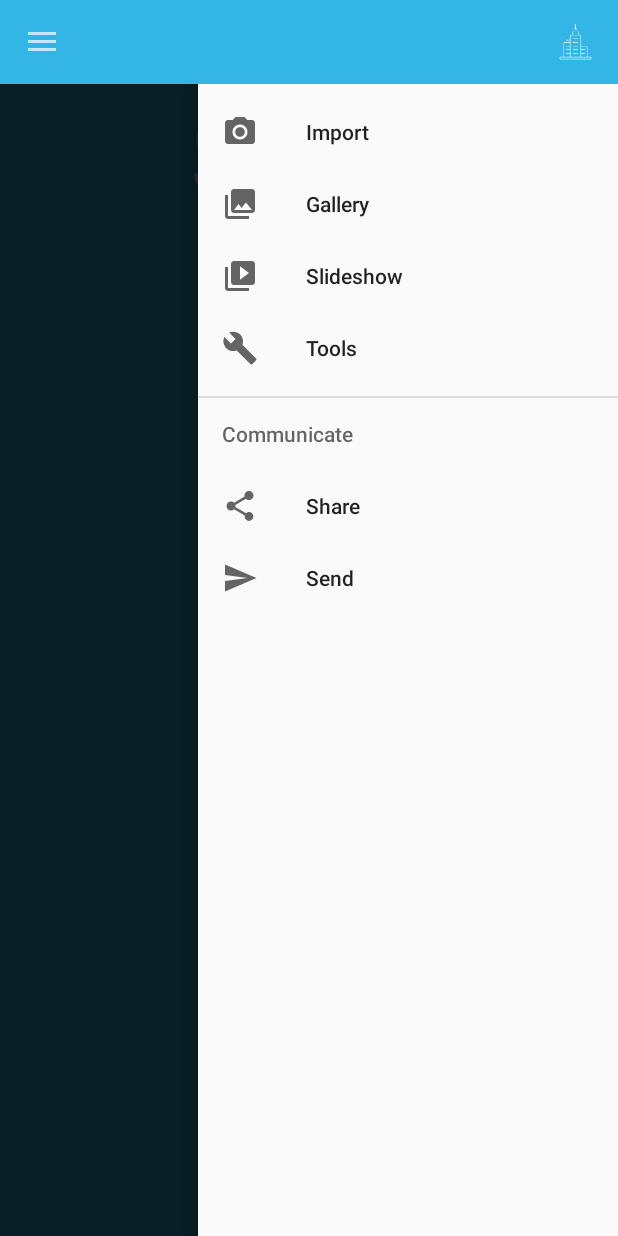
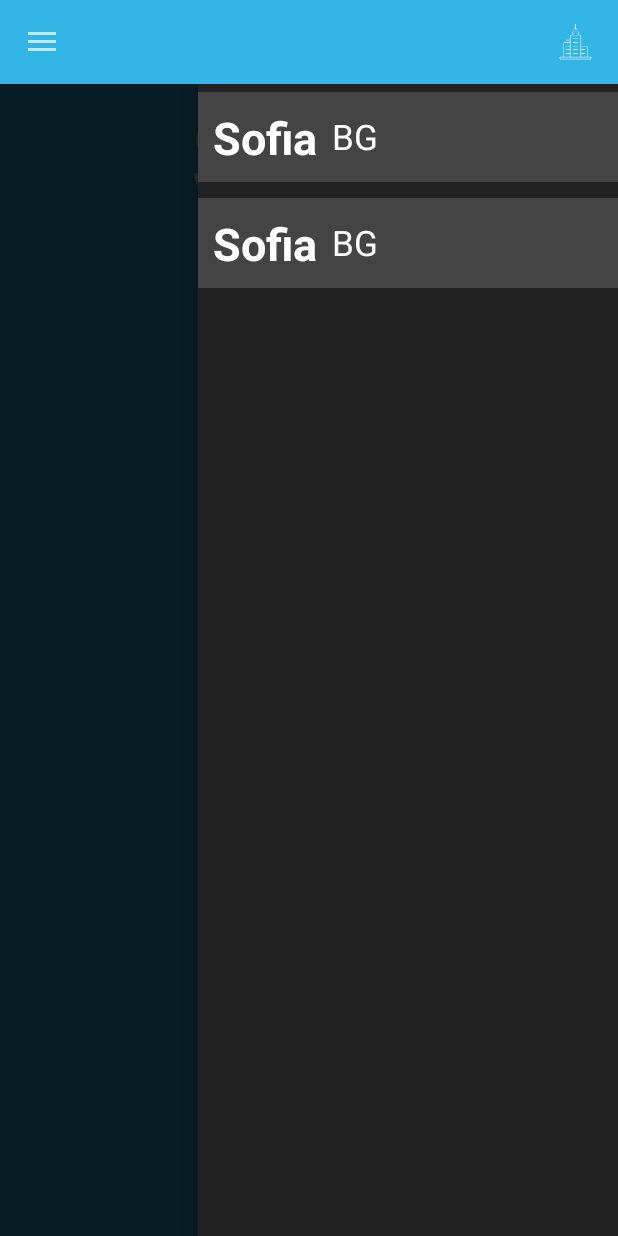
Before and after one commit to dimitev/WeatherMe, an Android app: the screen it shows after launch (MainActivity), after a tap on "Cities", on a phone screen of 412 x 824 dp. Run offline under Robolectric (Android 15) with nearby library versions, the phone set to English and light mode, and no system bars; our stand-ins replace data binding; libraries missing offline, so code that uses them is left out: com.loopj.android, cz.msebera.android; 7 statements that could not run were skipped.

Commit message:
Cities drawer shows cities, not yet functional.

```diff
--- a/app/build.gradle
+++ b/app/build.gradle
@@ -29,7 +29,9 @@ dependencies {
     implementation 'joda-time:joda-time:2.9.9'
     implementation 'com.android.support:support-v4:27.1.1'
     implementation 'com.android.support:design:27.1.1'
+    implementation 'com.android.support:recyclerview-v7:27.1.1'
     testImplementation 'junit:junit:4.12'
     androidTestImplementation 'com.android.support.test:runner:1.0.1'
     androidTestImplementation 'com.android.support.test.espresso:espresso-core:3.0.1'
+
 }
--- a/app/src/main/java/screamofwoods/weatherme/MainActivity.java
+++ b/app/src/main/java/screamofwoods/weatherme/MainActivity.java
@@ -10,30 +10,57 @@ import android.support.v4.widget.DrawerLayout;
 import android.support.v4.widget.SwipeRefreshLayout;
 import android.support.v7.app.ActionBarDrawerToggle;
 import android.support.v7.app.AppCompatActivity;
+import android.support.v7.widget.LinearLayoutManager;
+import android.support.v7.widget.RecyclerView;
 import android.support.v7.widget.Toolbar;
 import android.view.Gravity;
 import android.view.Menu;
 import android.view.MenuItem;
 import android.view.View;
 
+import java.util.ArrayList;
+import java.util.List;
+
 import screamofwoods.weatherme.databinding.ActivityMainBinding;
 
 public class MainActivity extends AppCompatActivity implements NavigationView.OnNavigationItemSelectedListener {
 
     public static ActivityMainBinding binding;//the binding between the classes and UI
-    public CityInfo c;//test city
+    public CityInfo c;//test city-current city
+    public List<CityInfo> UserCities=new ArrayList<CityInfo>();//list of user cities,should be saved on restart
     private ActionBarDrawerToggle mDrawerToggle;//holds info for the toolbar
     private DrawerLayout mDrawerLayout;//the left drawer
     private DrawerLayout mDrawerLayoutCities;//the right drawer
+    private RecyclerView mRecyclerView;//for the list of cities
+    private RecyclerView.Adapter mAdapter;//for the list of cities
+    private RecyclerView.LayoutManager mLayoutManager;//for the list of cities
 
     @Override
     protected void onCreate(Bundle savedInstanceState) {
         super.onCreate(savedInstanceState);
+
         c = new CityInfo("Sofia", (float) 25.25, (float) 55.28, true);
         c.forecast.getMomentForecast();//gets some forecast
+        c.setCountry("BG");
+        UserCities.add(c);
+        UserCities.add(c);//adds a secondary city for testing
         prepareBinding();
         prepareToolbar();
         prepareDrawer();
+        prepareRecycler();//fills the cities drawer
+        mAdapter.notifyDataSetChanged();//updates the drawer
+
+    }
+
+    private void prepareRecycler() {
+        mRecyclerView = (RecyclerView)binding.citiesDrawerHolder.citiesList;// findViewById(R.id.cities_list);
+        mRecyclerView.setHasFixedSize(true);
+        mLayoutManager = new LinearLayoutManager(this);
+        mRecyclerView.setLayoutManager(mLayoutManager);
+
+        // specify an adapter
+        mAdapter = new MyAdapter(UserCities);
+        mRecyclerView.setAdapter(mAdapter);
     }
 
     private void prepareBinding() {
@@ -84,7 +111,7 @@ public class MainActivity extends AppCompatActivity implements NavigationView.On
             }
         };
         setupDrawer();
-        mDrawerLayoutCities.addDrawerListener(new DrawerLayout.DrawerListener() {
+        mDrawerLayoutCities.addDrawerListener(new DrawerLayout.DrawerListener() {// handles events
             @Override
             public void onDrawerSlide(@NonNull View drawerView, float slideOffset) {
 
@@ -92,7 +119,7 @@ public class MainActivity extends AppCompatActivity implements NavigationView.On
 
             @Override
             public void onDrawerOpened(@NonNull View drawerView) {
-                mDrawerLayout.closeDrawer(Gravity.START);
+                mDrawerLayout.closeDrawer(Gravity.START);//closes the other drawer of it was opened
             }
 
             @Override
@@ -126,7 +153,7 @@ public class MainActivity extends AppCompatActivity implements NavigationView.On
 
     @Override
     public boolean onCreateOptionsMenu(Menu menu) {
-        getMenuInflater().inflate(R.menu.toolbar_buttons, menu);
+        getMenuInflater().inflate(R.menu.toolbar_buttons, menu);//adds the button for the cities to the toolbar
         return true;
     }
 
@@ -134,7 +161,7 @@ public class MainActivity extends AppCompatActivity implements NavigationView.On
     public void onBackPressed() {
         DrawerLayout drawer = (DrawerLayout) findViewById(R.id.drawer_layout);
         DrawerLayout drawer2 = (DrawerLayout) findViewById(R.id.drawer_layoutcities);
-        if (drawer.isDrawerOpen(GravityCompat.START) || drawer2.isDrawerOpen(GravityCompat.END)) {
+        if (drawer.isDrawerOpen(GravityCompat.START) || drawer2.isDrawerOpen(GravityCompat.END)) {//closes the drawers
             drawer.closeDrawer(GravityCompat.START);
             drawer2.closeDrawer(GravityCompat.END);
         } else {
@@ -153,7 +180,7 @@ public class MainActivity extends AppCompatActivity implements NavigationView.On
         }
         if (id == R.id.action_cities) {
 
-            DrawerLayout drawerLayout2 = findViewById(R.id.drawer_layoutcities);
+            DrawerLayout drawerLayout2 = findViewById(R.id.drawer_layoutcities);//opens the cities drawer if the button was pressed
             DrawerLayout drawerLayout = findViewById(R.id.drawer_layout);
             if (drawerLayout2.isDrawerOpen(Gravity.END)) {
                 drawerLayout2.closeDrawer(Gravity.END);
@@ -162,16 +189,6 @@ public class MainActivity extends AppCompatActivity implements NavigationView.On
             }
             return true;
         }
-        /*DrawerLayout drawerLayout = findViewById(R.id.drawer_layoutcities);
-        switch (item.getItemId()) {
-            case android.R.id.home:
-                if (drawerLayout.isDrawerOpen(Gravity.END)) {
-                    drawerLayout.closeDrawer(Gravity.END);
-                } else {
-                    drawerLayout.openDrawer(Gravity.END);
-                }
-                return true;
-        }*/
         return super.onOptionsItemSelected(item);
     }
 
--- /dev/null
+++ b/app/src/main/java/screamofwoods/weatherme/MyAdapter.java
@@ -0,0 +1,49 @@
+package screamofwoods.weatherme;
+
+import android.support.v7.widget.RecyclerView;
+import android.view.LayoutInflater;
+import android.view.View;
+import android.view.ViewGroup;
+import android.widget.TextView;
+
+import java.util.List;
+
+public class MyAdapter extends RecyclerView.Adapter<MyAdapter.MyViewHolder> {
+    private List<CityInfo> mDataset;
+
+    public class MyViewHolder extends RecyclerView.ViewHolder {
+        public TextView city, country;
+
+        public MyViewHolder(View view) {
+            super(view);
+            city = (TextView) view.findViewById(R.id.city_name);
+            country = (TextView) view.findViewById(R.id.country);
+        }
+    }
+
+    public MyAdapter(List<CityInfo> cities) {
+        this.mDataset = cities;
+
+    }
+
+    // Create new views (invoked by the layout manager)
+    @Override
+    public MyViewHolder onCreateViewHolder(ViewGroup parent, int viewType) {
+        View itemView = LayoutInflater.from(parent.getContext()).inflate(R.layout.single_city, parent, false);
+
+        return new MyViewHolder(itemView);
+    }
+
+    @Override
+    public void onBindViewHolder(MyViewHolder holder, int position) {
+        CityInfo city = mDataset.get(position);
+        holder.city.setText(city.getName());
+        holder.country.setText(city.getCountry());
+    }
+
+    // Return the size of your dataset (invoked by the layout manager)
+    @Override
+    public int getItemCount() {
+        return mDataset.size();
+    }
+}
--- a/app/src/main/res/layout/activity_main.xml
+++ b/app/src/main/res/layout/activity_main.xml
@@ -65,7 +65,11 @@
                     android:layout_gravity="end"
                     android:fitsSystemWindows="true"
 
-                    app:menu="@menu/activity_main_drawer" />
+                    app:menu="@menu/activity_main_drawer" >
+                    <include
+                        android:id="@+id/cities_drawer_holder"
+                    layout="@layout/cities_drawer_holder" />
+                </android.support.design.widget.NavigationView>
             </android.support.v4.widget.DrawerLayout>
                 <android.support.design.widget.NavigationView
                     android:id="@+id/nav_view"
--- /dev/null
+++ b/app/src/main/res/layout/cities_drawer_holder.xml
@@ -0,0 +1,20 @@
+<?xml version="1.0" encoding="utf-8"?>
+<layout xmlns:android="http://schemas.android.com/apk/res/android"
+    xmlns:app="http://schemas.android.com/apk/res-auto"
+    app:layout_behavior="@string/appbar_scrolling_view_behavior">
+
+    <data>
+
+        <variable
+            name="state"
+            type="screamofwoods.weatherme.CityInfo" />
+    </data>
+
+    <android.support.v7.widget.RecyclerView
+        android:id="@+id/cities_list"
+        android:layout_width="match_parent"
+        android:layout_height="match_parent"
+        android:background="#222222"
+        android:scrollbars="vertical" />
+
+</layout>
--- a/app/src/main/res/layout/current_content.xml
+++ b/app/src/main/res/layout/current_content.xml
@@ -29,7 +29,7 @@
 
         <TextView
             android:id="@+id/txtCityNameView"
-            android:layout_width="50dp"
+            android:layout_width="70dp"
             android:layout_height="wrap_content"
             android:layout_centerHorizontal="true"
             android:text="@{state.weatherCondition}"
--- /dev/null
+++ b/app/src/main/res/layout/single_city.xml
@@ -0,0 +1,33 @@
+<?xml version="1.0" encoding="utf-8"?>
+<RelativeLayout xmlns:android="http://schemas.android.com/apk/res/android"
+    android:layout_width="match_parent"
+    android:layout_height="wrap_content"
+    android:layout_marginVertical="5dp"
+    android:background="#444444"
+    android:clickable="true"
+    android:focusable="true"
+    android:orientation="vertical"
+    android:paddingLeft="10dp">
+
+    <TextView
+        android:id="@+id/city_name"
+        android:layout_width="wrap_content"
+        android:layout_height="60dp"
+        android:paddingTop="10dp"
+        android:layout_alignParentTop="true"
+        android:textColor="@android:color/white"
+        android:layout_centerVertical="true"
+        android:textSize="30dp"
+        android:textStyle="bold"
+        android:layout_marginRight="10dp"/>
+
+    <TextView
+        android:id="@+id/country"
+        android:layout_width="match_parent"
+        android:layout_height="wrap_content"
+        android:textSize="23dp"
+        android:layout_toRightOf="@id/city_name"
+        android:layout_centerVertical="true"
+        android:textColor="@android:color/white" />
+
+</RelativeLayout>
```
